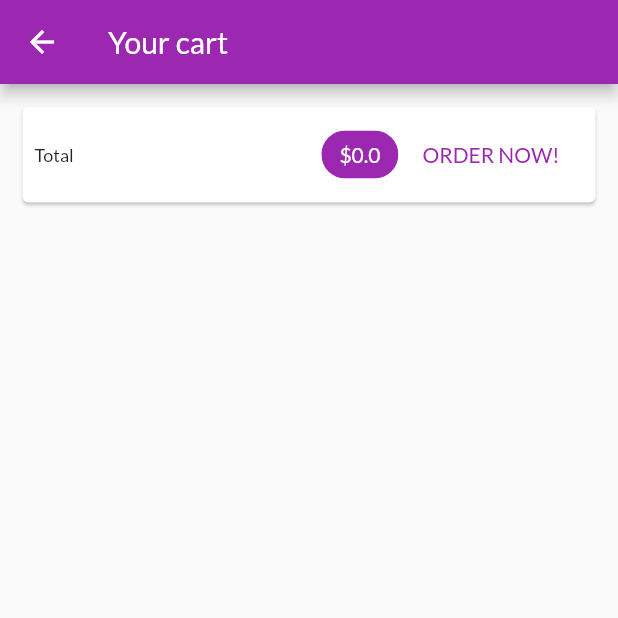
After one commit to MahmoudElmaghraby/shop_app, a Flutter app: the CartScreen screen opened by its route, on a phone screen of 412 x 824 dp, the top half of it. The commit adds this screen. Run offline on Flutter 3.47's test engine with Material 2 defaults, Android fonts, the phone set to English and light mode, and no system bars; network calls fail.

Commit message:
adding cart22

```diff
--- a/lib/main.dart
+++ b/lib/main.dart
@@ -1,7 +1,8 @@
 import 'package:flutter/material.dart';
 import 'package:provider/provider.dart';
-import 'package:shop_app/providers/card.dart';
+import 'package:shop_app/providers/cart.dart';
 import 'package:shop_app/providers/products.dart';
+import 'package:shop_app/screens/cart_screen.dart';
 import 'package:shop_app/screens/product_detail_screen.dart';
 import 'package:shop_app/screens/products_overview_screen.dart';
 
@@ -31,6 +32,7 @@ class MyApp extends StatelessWidget {
         home: ProductsOverviewScreen(),
         routes: {
           ProductDetailScreen.routeName: (ctx) => ProductDetailScreen(),
+          CartScreen.routeName: (ctx) => CartScreen(),
         },
       ),
     );
--- a/lib/providers/card.dart
+++ b/lib/providers/cart.dart
@@ -23,6 +23,14 @@ class Cart with ChangeNotifier {
 
   int get itemCount {
     return _items.length;
+  }
+
+  double get totalAmount {
+    var total = 0.0;
+    _items.forEach((key, cartItem) {
+      total += cartItem.price * cartItem.quantity;
+    });
+    return total;
   }
 
   void addItem(
--- /dev/null
+++ b/lib/screens/cart_screen.dart
@@ -0,0 +1,70 @@
+import 'package:flutter/material.dart';
+import 'package:provider/provider.dart';
+import 'package:shop_app/providers/cart.dart' show Cart;
+import 'package:shop_app/widgets/cart_item.dart';
+
+class CartScreen extends StatelessWidget {
+  static const routeName = '/cart';
+
+  @override
+  Widget build(BuildContext context) {
+    final cart = Provider.of<Cart>(context);
+
+    return Scaffold(
+      appBar: AppBar(
+        title: Text('Your cart'),
+      ),
+      body: Column(
+        children: <Widget>[
+          Card(
+            margin: EdgeInsets.all(15),
+            child: Padding(
+              padding: EdgeInsets.all(8),
+              child: Row(
+                mainAxisAlignment: MainAxisAlignment.spaceBetween,
+                children: <Widget>[
+                  Text(
+                    'Total',
+                    style: TextStyle(
+                      fontSize: 12,
+                    ),
+                  ),
+                  Spacer(), //Is is a widget that take all the avilable space
+                  Chip(
+                    label: Text(
+                      '\$${cart.totalAmount}',
+                      style: TextStyle(
+                        color:
+                            Theme.of(context).primaryTextTheme.headline6.color,
+                      ),
+                    ),
+                    backgroundColor: Theme.of(context).primaryColor,
+                  ),
+                  FlatButton(
+                    onPressed: () {},
+                    child: Text('ORDER NOW!'),
+                    textColor: Theme.of(context).primaryColor,
+                  ),
+                ],
+              ),
+            ),
+          ),
+          SizedBox(
+            height: 10,
+          ),
+          Expanded(
+            child: ListView.builder(
+              itemCount: cart.items.length,
+              itemBuilder: (context, index) => CartItem(
+                cart.items.values.toList()[index].id,
+                cart.items.values.toList()[index].price,
+                cart.items.values.toList()[index].quantity,
+                cart.items.values.toList()[index].title,
+              ),
+            ),
+          ),
+        ],
+      ),
+    );
+  }
+}
--- a/lib/widgets/product_item.dart
+++ b/lib/widgets/product_item.dart
@@ -1,6 +1,6 @@
 import 'package:flutter/material.dart';
 import 'package:provider/provider.dart';
-import 'package:shop_app/providers/card.dart';
+import 'package:shop_app/providers/cart.dart';
 import 'package:shop_app/providers/product.dart';
 import 'package:shop_app/screens/product_detail_screen.dart';
 
```
Also changed, not shown: lib/screens/products_overview_screen.dart (+5 -2 lines), lib/widgets/cart_item.dart (added, +41 -0 lines).
